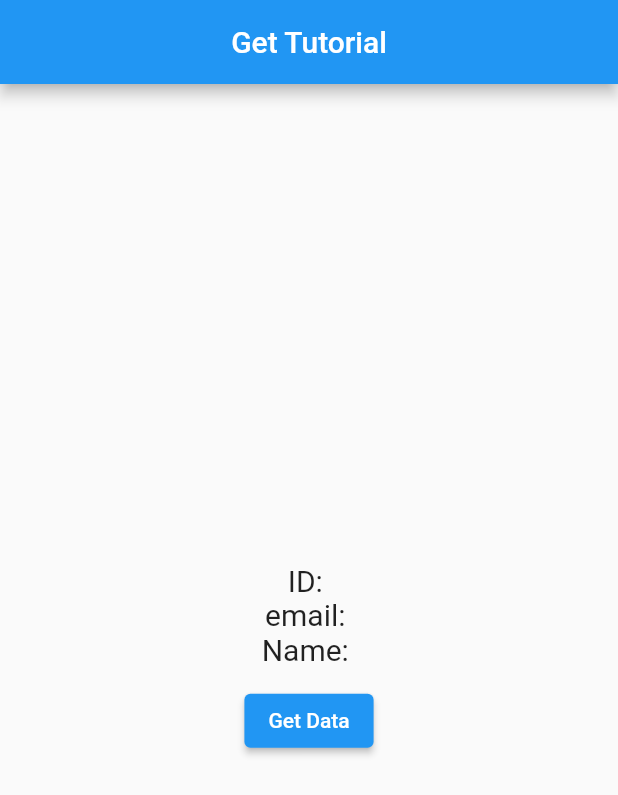
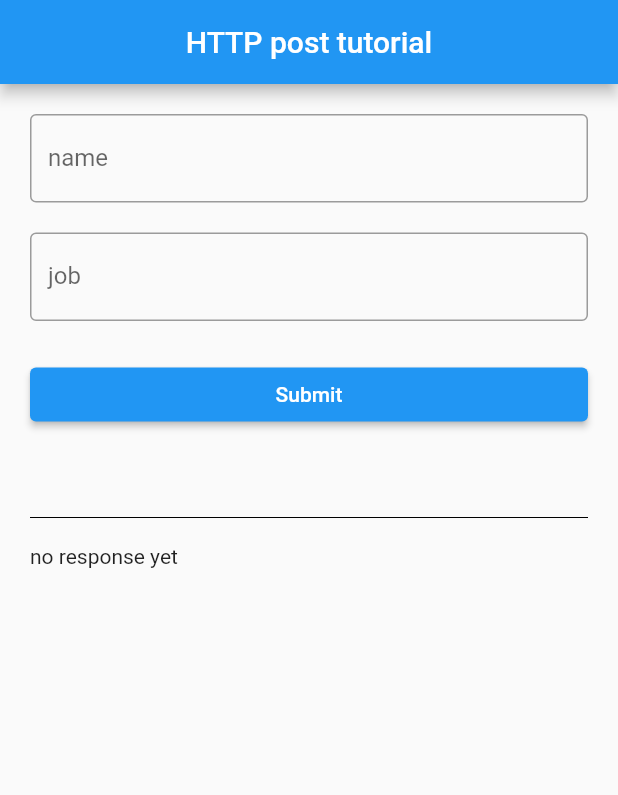
Before and after one commit to AlsoKnownAsZira/flutteringpt5, a Flutter app: the screen it shows after launch, on a phone screen of 412 x 824 dp. Shown: the top 795 px of the screen. Run offline on Flutter 3.47's test engine with Material 2 defaults, Android fonts, the phone set to English and light mode, and no system bars.

Commit message:
finished post HTTP

```diff
--- a/lib/main.dart
+++ b/lib/main.dart
@@ -1,5 +1,6 @@
 import 'package:flutter/material.dart';
 import 'pages/getHttp.dart';
+import 'pages/postHttp.dart';
 // ignore_for_file: prefer_const_constructors
 void main() {
   runApp(const ziraApp());
@@ -11,7 +12,7 @@ class ziraApp extends StatelessWidget {
     @override
   Widget build(BuildContext context) {
     return const MaterialApp(
-      home: getHttp(),
+      home: postHttp(),
       debugShowCheckedModeBanner: false,
     );
   }
--- a/lib/pages/postHttp.dart
+++ b/lib/pages/postHttp.dart
@@ -0,0 +1,74 @@
+import 'dart:convert';
+
+import 'package:flutter/material.dart';
+import 'package:http/http.dart' as ziraHttp;
+// ignore_for_file: prefer_const_constructors
+
+class postHttp extends StatefulWidget {
+  const postHttp({super.key});
+
+  @override
+  State<postHttp> createState() => _postHttpState();
+}
+
+class _postHttpState extends State<postHttp> {
+  TextEditingController nameControl = TextEditingController();
+  TextEditingController jobControl = TextEditingController();
+
+  String response = 'no response yet';
+
+  @override
+  Widget build(BuildContext context) {
+    return Scaffold(
+        appBar: AppBar(
+          title: Text("HTTP post tutorial"),
+          centerTitle: true,
+        ),
+        body: ListView(
+          padding: const EdgeInsets.all(20),
+          children: [
+            TextField(
+              controller: nameControl,
+              autocorrect: false,
+              keyboardType: TextInputType.name,
+              decoration: InputDecoration(
+                  labelText: "name", border: OutlineInputBorder()),
+            ),
+            SizedBox(
+              height: 20,
+            ),
+            TextField(
+              controller: jobControl,
+              autocorrect: false,
+              keyboardType: TextInputType.name,
+              decoration: InputDecoration(
+                  labelText: "job", border: OutlineInputBorder()),
+            ),
+            SizedBox(
+              height: 25,
+            ),
+            ElevatedButton(
+                onPressed: () async {
+                  var serverResponse = await ziraHttp.post(Uri.parse('https://reqres.in/api/users'),
+                      body: {'name': nameControl.text, 'job': jobControl.text}); // setting what will be inserted using controller
+                  Map<String, dynamic> dataServer = jsonDecode(serverResponse.body); // getting what we just posted to the server
+                  print(dataServer);
+                  setState(() {
+                    response = "${dataServer['name']} - ${dataServer['job']}";
+                  });
+                },
+                child: Text('Submit')),
+            SizedBox(
+              height: 50,
+            ),
+            Divider(
+              color: Colors.black,
+            ),
+            SizedBox(
+              height: 10,
+            ),
+            Text(response)
+          ],
+        ));
+  }
+}
```
Also changed, not shown: lib/pages/getHttp.dart (+20 -6 lines).
